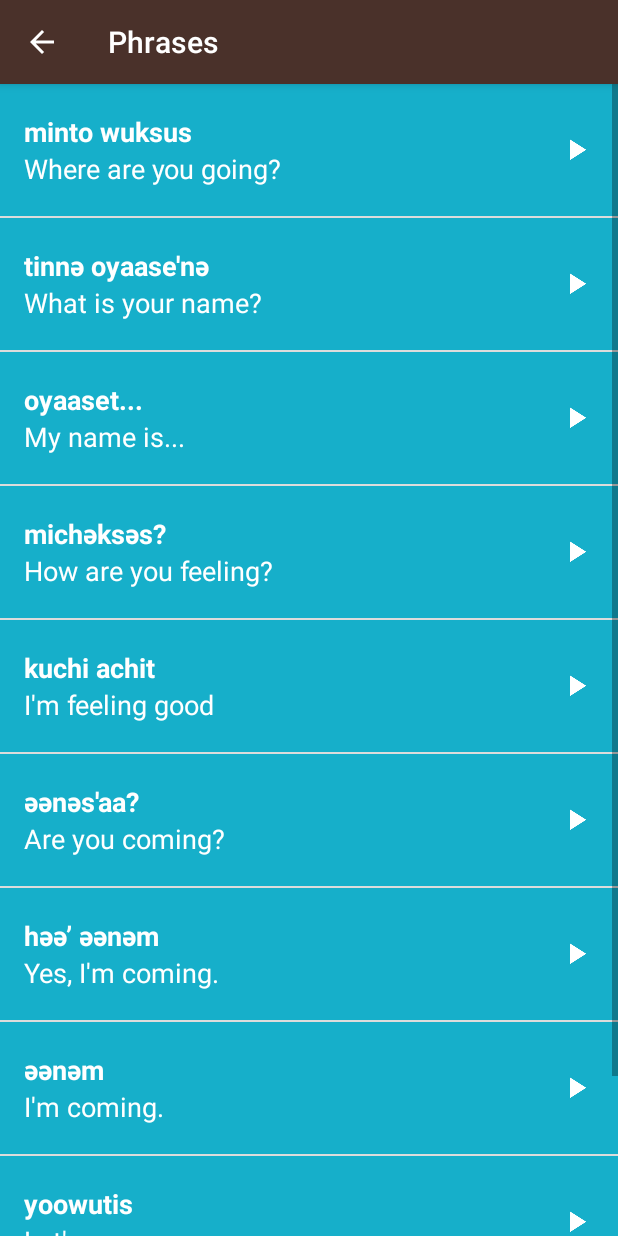
After one commit to R-dawg/Miwok, an Android app: the PhrasesFragment screen opened directly, with no data from a screen before it, on a phone screen of 412 x 824 dp. The commit adds this screen. Run offline under Robolectric (Android 15) with nearby library versions, the phone set to English and light mode, and no system bars.

Commit message:
Add PhrasesFragment
Modify PhrasesActivity to use new PhrasesFragment.

```diff
--- /dev/null
+++ b/app/src/main/java/com/example/android/miwok/PhrasesFragment.java
@@ -0,0 +1,141 @@
+package com.example.android.miwok;
+
+
+import android.content.Context;
+import android.media.AudioManager;
+import android.media.MediaPlayer;
+import android.os.Bundle;
+import android.support.v4.app.Fragment;
+import android.view.LayoutInflater;
+import android.view.View;
+import android.view.ViewGroup;
+import android.widget.AdapterView;
+import android.widget.ListView;
+import android.widget.TextView;
+
+import java.util.ArrayList;
+
+/**
+ * A simple {@link Fragment} subclass.
+ */
+public class PhrasesFragment extends Fragment {
+
+    private MediaPlayer mMediaPlayer;
+    private MediaPlayer.OnCompletionListener mOnCompletionListener = new MediaPlayer.OnCompletionListener() {
+        @Override
+        public void onCompletion(MediaPlayer mp) {
+            releaseMediaPlayer();
+        }
+    };
+
+    private AudioManager mAudioManager;
+
+    private AudioManager.OnAudioFocusChangeListener mOnAudioFocusChangeListener =
+            new AudioManager.OnAudioFocusChangeListener() {
+                @Override
+                public void onAudioFocusChange(int focusChange) {
+                    if (focusChange == AudioManager.AUDIOFOCUS_LOSS) {
+                        // Permanent loss of audio focus
+                        // Stop playback immediately and release audio resources
+                        releaseMediaPlayer();
+                    }
+                    else if (focusChange == AudioManager.AUDIOFOCUS_LOSS_TRANSIENT ||
+                            focusChange == AudioManager.AUDIOFOCUS_LOSS_TRANSIENT_CAN_DUCK) {
+                        // Pause playback
+                        mMediaPlayer.pause();
+                        mMediaPlayer.seekTo(0);
+                    } else if (focusChange == AudioManager.AUDIOFOCUS_GAIN) {
+                        // Your app has been granted audio focus again
+                        // Resume playback
+                        mMediaPlayer.start();
+                    }
+                }
+            };
+
+    public PhrasesFragment() {
+        // Required empty public constructor
+    }
+
+
+    @Override
+    public View onCreateView(LayoutInflater inflater, ViewGroup container,
+                             Bundle savedInstanceState) {
+        View rootView = inflater.inflate(R.layout.word_list, container, false);
+
+        mAudioManager = (AudioManager) getActivity().getSystemService(Context.AUDIO_SERVICE);
+
+        final ArrayList<Word> words = new ArrayList<>();
+        words.add(new Word("Where are you going?", "minto wuksus",
+                R.raw.phrase_where_are_you_going));
+        words.add(new Word("What is your name?", "tinnә oyaase'nә",
+                R.raw.phrase_what_is_your_name));
+        words.add(new Word("My name is...", "oyaaset...",
+                R.raw.phrase_my_name_is));
+        words.add(new Word("How are you feeling?", "michәksәs?",
+                R.raw.phrase_how_are_you_feeling));
+        words.add(new Word("I'm feeling good", "kuchi achit",
+                R.raw.phrase_im_feeling_good));
+        words.add(new Word("Are you coming?", "әәnәs'aa?",
+                R.raw.phrase_are_you_coming));
+        words.add(new Word("Yes, I'm coming.", "hәә’ әәnәm",
+                R.raw.phrase_yes_im_coming));
+        words.add(new Word("I'm coming.", "әәnәm",
+                R.raw.phrase_im_coming));
+        words.add(new Word("Let's go.", "yoowutis",
+                R.raw.phrase_lets_go));
+        words.add(new Word("Come here.", "әnni'nem",
+                R.raw.phrase_come_here));
+
+        WordAdapter adapter = new WordAdapter(getActivity(), words, R.color.category_phrases);
+        ListView listView = (ListView) rootView.findViewById(R.id.list);
+        listView.setAdapter(adapter);
+        listView.setOnItemClickListener(new AdapterView.OnItemClickListener() {
+            @Override
+            public void onItemClick(AdapterView<?> parent, View view, int position, long id) {
+
+                Word word = words.get(position);
+                releaseMediaPlayer();
+
+                int result = mAudioManager.requestAudioFocus(
+                        mOnAudioFocusChangeListener,
+                        AudioManager.STREAM_MUSIC,
+                        AudioManager.AUDIOFOCUS_GAIN_TRANSIENT);
+
+                if (result == AudioManager.AUDIOFOCUS_REQUEST_GRANTED) {
+
+                    mMediaPlayer = mMediaPlayer.create(getActivity(), word.getAudioResourceId());
+                    mMediaPlayer.start();
+                    mMediaPlayer.setOnCompletionListener(mOnCompletionListener);
+                }
+            }
+        });
+
+        return rootView;
+    }
+
+    /**
+     * Clean up the media player by releasing its resources.
+     */
+    private void releaseMediaPlayer() {
+        // If the media player is not null, then it may be currently playing a sound.
+        if (mMediaPlayer != null) {
+            // Regardless of the current state of the media player, release its resources
+            // because we no longer need it.
+            mMediaPlayer.release();
+
+            // Set the media player back to null. For our code, we've decided that
+            // setting the media player to null is an easy way to tell that the media player
+            // is not configured to play an audio file at the moment.
+            mMediaPlayer = null;
+
+            // Abandon audio focus after playback is complete
+            mAudioManager.abandonAudioFocus(mOnAudioFocusChangeListener);
+        }
+    }
+
+    @Override
+    public void onStop() {
+        super.onStop();
+        releaseMediaPlayer();
+    }
+}
```
Also changed, not shown: app/src/main/java/com/example/android/miwok/PhrasesActivity.java (+4 -107 lines).
